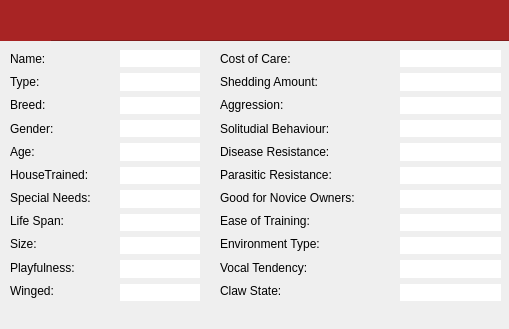
Old version of the form animaldetailsview.ui in the repository maliklewis/comp3004.
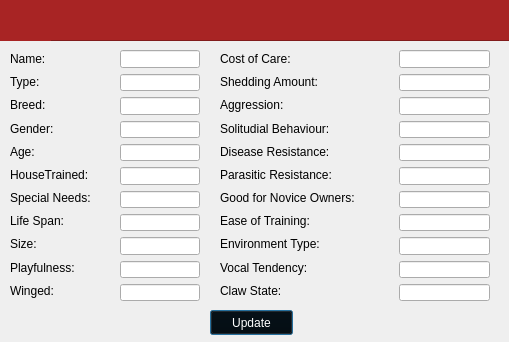
New version of the form. Icons and pictures are not drawn.

Commit message: Added functionality to edit an animal

```diff
--- a/animaldetailsview.ui
+++ b/animaldetailsview.ui
@@ -7,7 +7,7 @@
     <x>0</x>
     <y>0</y>
     <width>509</width>
-    <height>329</height>
+    <height>342</height>
    </rect>
   </property>
   <property name="windowTitle">
@@ -102,128 +102,6 @@
     </item>
    </layout>
   </widget>
-  <widget class="QWidget" name="layoutWidget_2">
-   <property name="geometry">
-    <rect>
-     <x>400</x>
-     <y>50</y>
-     <width>101</width>
-     <height>251</height>
-    </rect>
-   </property>
-   <layout class="QVBoxLayout" name="verticalLayout_4">
-    <item>
-     <widget class="QLabel" name="costLabel">
-      <property name="styleSheet">
-       <string notr="true">background-color: rgb(255, 255, 255);</string>
-      </property>
-      <property name="text">
-       <string/>
-      </property>
-     </widget>
-    </item>
-    <item>
-     <widget class="QLabel" name="sheddingLabel">
-      <property name="styleSheet">
-       <string notr="true">background-color: rgb(255, 255, 255);</string>
-      </property>
-      <property name="text">
-       <string/>
-      </property>
-     </widget>
-    </item>
-    <item>
-     <widget class="QLabel" name="aggressionLabel">
-      <property name="styleSheet">
-       <string notr="true">background-color: rgb(255, 255, 255);</string>
-      </property>
-      <property name="text">
-       <string/>
-      </property>
-     </widget>
-    </item>
-    <item>
-     <widget class="QLabel" name="solitudeLabel">
-      <property name="styleSheet">
-       <string notr="true">background-color: rgb(255, 255, 255);</string>
-      </property>
-      <property name="text">
-       <string/>
-      </property>
-     </widget>
-    </item>
-    <item>
-     <widget class="QLabel" name="diseaseLabel">
-      <property name="styleSheet">
-       <string notr="true">background-color: rgb(255, 255, 255);</string>
-      </property>
-      <property name="text">
-       <string/>
-      </property>
-     </widget>
-    </item>
-    <item>
-     <widget class="QLabel" name="parasiteLabel">
-      <property name="styleSheet">
-       <string notr="true">background-color: rgb(255, 255, 255);</string>
-      </property>
-      <property name="text">
-       <string/>
-      </property>
-     </widget>
-    </item>
-    <item>
-     <widget class="QLabel" name="noviceLabel">
-      <property name="styleSheet">
-       <string notr="true">background-color: rgb(255, 255, 255);</string>
-      </property>
-      <property name="text">
-       <string/>
-      </property>
-     </widget>
-    </item>
-    <item>
-     <widget class="QLabel" name="trainingLabel">
-      <property name="styleSheet">
-       <string notr="true">background-color: rgb(255, 255, 255);</string>
-      </property>
-      <property name="text">
-       <string/>
-      </property>
-     </widget>
-    </item>
-    <item>
-     <widget class="QLabel" name="enivronmentLabel">
-      <property name="styleSheet">
-       <string notr="true">background-color: rgb(255, 255, 255);</string>
-      </property>
-      <property name="text">
-       <string/>
-      </property>
-     </widget>
-    </item>
-    <item>
-     <widget class="QLabel" name="vocalLabel">
-      <property name="styleSheet">
-       <string notr="true">background-color: rgb(255, 255, 255);</string>
-      </property>
-      <property name="text">
-       <string/>
-      </property>
-     </widget>
-    </item>
-    <item>
-     <widget class="QLabel" name="clawLabel">
-      <property name="styleSheet">
-       <string notr="true">background-color: rgb(255, 255, 255);</string>
-      </property>
-      <property name="text">
-       <string/>
-      </property>
-     </widget>
-    </item>
-   </layout>
-  </widget>
   <widget class="QWidget" name="layoutWidget">
    <property name="geometry">
     <rect>
@@ -235,114 +113,37 @@
    </property>
    <layout class="QVBoxLayout" name="verticalLayout">
     <item>
-     <widget class="QLabel" name="nameLabel">
-      <property name="styleSheet">
-       <string notr="true">background-color: rgb(255, 255, 255);</string>
-      </property>
-      <property name="text">
-       <string/>
-      </property>
-     </widget>
+     <widget class="QLineEdit" name="nameLabel"/>
     </item>
     <item>
-     <widget class="QLabel" name="typeLabel">
-      <property name="styleSheet">
-       <string notr="true">background-color: rgb(255, 255, 255);</string>
-      </property>
-      <property name="text">
-       <string/>
-      </property>
-     </widget>
+     <widget class="QLineEdit" name="typeLabel"/>
     </item>
     <item>
-     <widget class="QLabel" name="breedLabel">
-      <property name="styleSheet">
-       <string notr="true">background-color: rgb(255, 255, 255);</string>
-      </property>
-      <property name="text">
-       <string/>
-      </property>
-     </widget>
+     <widget class="QLineEdit" name="breedLabel"/>
     </item>
     <item>
-     <widget class="QLabel" name="genderLabel">
-      <property name="styleSheet">
-       <string notr="true">background-color: rgb(255, 255, 255);</string>
-      </property>
-      <property name="text">
-       <string/>
-      </property>
-     </widget>
+     <widget class="QLineEdit" name="genderLabel"/>
     </item>
     <item>
-     <widget class="QLabel" name="ageLabel">
-      <property name="styleSheet">
-       <string notr="true">background-color: rgb(255, 255, 255);</string>
-      </property>
-      <property name="text">
-       <string/>
-      </property>
-     </widget>
+     <widget class="QLineEdit" name="ageLabel"/>
     </item>
     <item>
-     <widget class="QLabel" name="TrainedLabel">
-      <property name="styleSheet">
-       <string notr="true">background-color: rgb(255, 255, 255);</string>
-      </property>
-      <property name="text">
-       <string/>
-      </property>
-     </widget>
+     <widget class="QLineEdit" name="trainedLabel"/>
     </item>
     <item>
-     <widget class="QLabel" name="specialNeedsLabel">
-      <property name="styleSheet">
-       <string notr="true">background-color: rgb(255, 255, 255);</string>
-      </property>
-      <property name="text">
-       <string/>
-      </property>
-     </widget>
+     <widget class="QLineEdit" name="specialNeedsLabel"/>
     </item>
     <item>
-     <widget class="QLabel" name="lifeSpanLabel">
-      <property name="styleSheet">
-       <string notr="true">background-color: rgb(255, 255, 255);</string>
-      </property>
-      <property name="text">
-       <string/>
-      </property>
-     </widget>
+     <widget class="QLineEdit" name="lifeSpanLabel"/>
     </item>
     <item>
-     <widget class="QLabel" name="sizeLabel">
-      <property name="styleSheet">
-       <string notr="true">background-color: rgb(255, 255, 255);</string>
-      </property>
-      <property name="text">
-       <string/>
-      </property>
-     </widget>
+     <widget class="QLineEdit" name="sizeLabel"/>
     </item>
     <item>
-     <widget class="QLabel" name="playfulnessLabel">
-      <property name="styleSheet">
-       <string notr="true">background-color: rgb(255, 255, 255);</string>
-      </property>
-      <property name="text">
-       <string/>
-      </property>
-     </widget>
+     <widget class="QLineEdit" name="playfulnessLabel"/>
     </item>
     <item>
-     <widget class="QLabel" name="wingedLabel">
-      <property name="styleSheet">
-       <string notr="true">background-color: rgb(255, 255, 255);</string>
-      </property>
-      <property name="text">
-       <string/>
-      </property>
-     </widget>
+     <widget class="QLineEdit" name="wingedLabel"/>
     </item>
    </layout>
   </widget>
@@ -476,6 +277,68 @@
     </property>
    </widget>
   </widget>
+  <widget class="QWidget" name="layoutWidget_2">
+   <property name="geometry">
+    <rect>
+     <x>399</x>
+     <y>50</y>
+     <width>91</width>
+     <height>251</height>
+    </rect>
+   </property>
+   <layout class="QVBoxLayout" name="verticalLayout_4">
+    <item>
+     <widget class="QLineEdit" name="costLabel"/>
+    </item>
+    <item>
+     <widget class="QLineEdit" name="sheddingLabel"/>
+    </item>
+    <item>
+     <widget class="QLineEdit" name="aggressionLabel"/>
+    </item>
+    <item>
+     <widget class="QLineEdit" name="solitudeLabel"/>
+    </item>
+    <item>
+     <widget class="QLineEdit" name="diseaseLabel"/>
+    </item>
+    <item>
+     <widget class="QLineEdit" name="parasiteLabel"/>
+    </item>
+    <item>
+     <widget class="QLineEdit" name="noviceLabel"/>
+    </item>
+    <item>
+     <widget class="QLineEdit" name="trainingLabel"/>
+    </item>
+    <item>
+     <widget class="QLineEdit" name="environmentLabel"/>
+    </item>
+    <item>
+     <widget class="QLineEdit" name="vocalLabel"/>
+    </item>
+    <item>
+     <widget class="QLineEdit" name="clawLabel"/>
+    </item>
+   </layout>
+  </widget>
+  <widget class="QPushButton" name="updateButton">
+   <property name="geometry">
+    <rect>
+     <x>210</x>
+     <y>310</y>
+     <width>83</width>
+     <height>25</height>
+    </rect>
+   </property>
+   <property name="styleSheet">
+    <string notr="true">background-color: rgb(0, 0, 0);
+color: rgb(255, 255, 255);</string>
+   </property>
+   <property name="text">
+    <string>Update</string>
+   </property>
+  </widget>
  </widget>
  <resources/>
  <connections/>
```
The commit also changes 6 other files.
